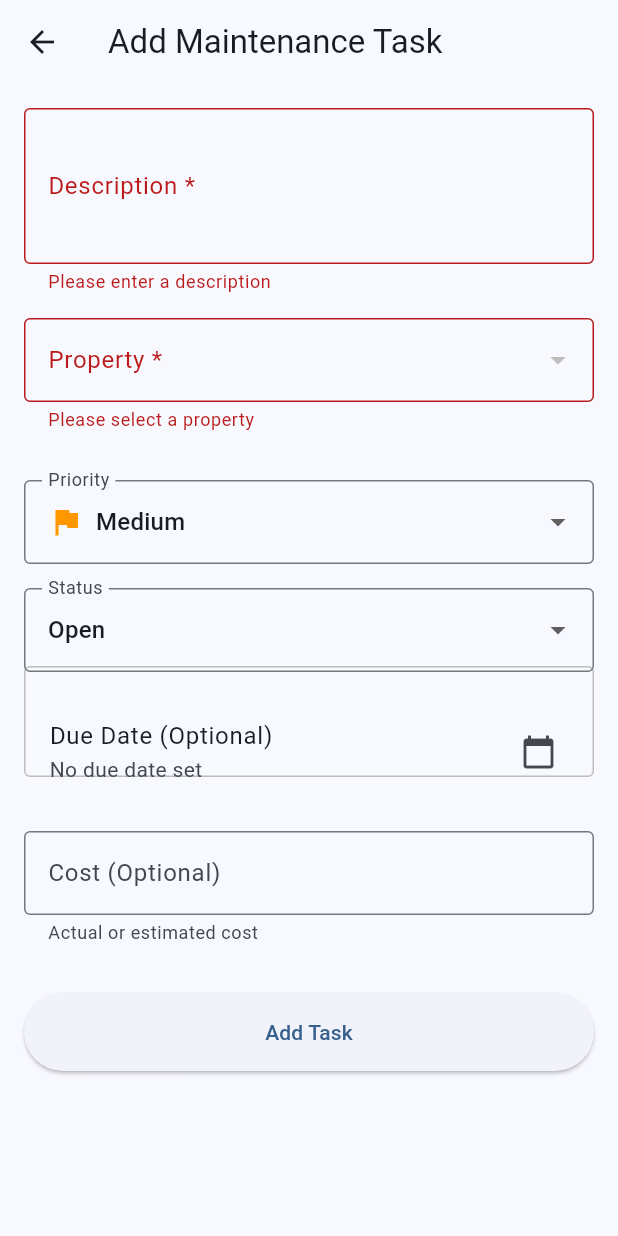
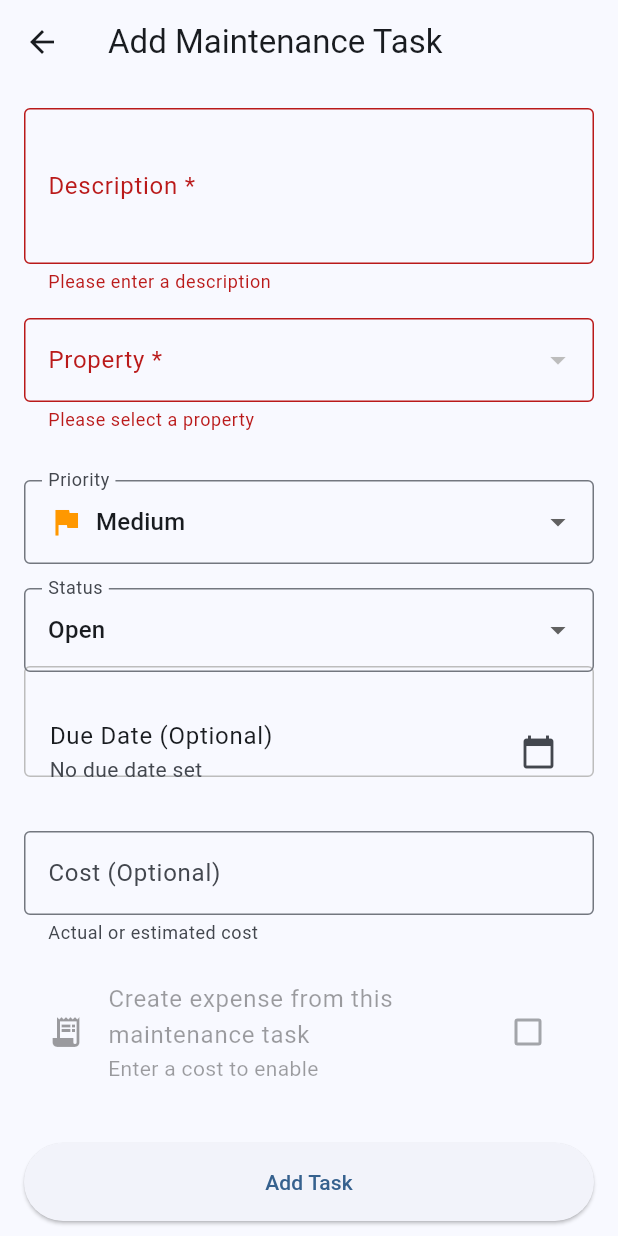
Before and after one commit to Anotherbeardedguy/PropLedger, a Flutter app: the AddEditMaintenanceScreen screen opened directly, after a tap on "Add Task", on a phone screen of 412 x 824 dp. Run offline on Flutter 3.47's test engine with Material 3 defaults, Android fonts, the phone set to English and light mode, and no system bars; our stand-ins replace cloud_firestore, dio, drift, file_picker, firebase_auth, firebase_core and 7 more; missing offline and left inert: syncfusion_flutter_pdfviewer; accounts and stored records are empty; generated files the repository leaves out were written again.

```diff
--- a/lib/data/models/expense.dart
+++ b/lib/data/models/expense.dart
@@ -2,12 +2,14 @@ class Expense {
   final String id;
   final String propertyId;
   final String? unitId;
+  final String? tenantId;
   final String category;
   final double amount;
   final DateTime date;
   final bool recurring;
   final String? notes;
   final String? receiptFile;
+  final bool deductedFromDeposit;
   final DateTime created;
   final DateTime updated;
 
@@ -15,12 +17,14 @@ class Expense {
     required this.id,
     required this.propertyId,
     this.unitId,
+    this.tenantId,
     required this.category,
     required this.amount,
     required this.date,
     this.recurring = false,
     this.notes,
     this.receiptFile,
+    this.deductedFromDeposit = false,
     required this.created,
     required this.updated,
   });
@@ -30,12 +34,14 @@ class Expense {
       id: json['id'] as String,
       propertyId: json['property_id'] as String,
       unitId: json['unit_id'] as String?,
+      tenantId: json['tenant_id'] as String?,
       category: json['category'] as String,
       amount: (json['amount'] as num).toDouble(),
       date: DateTime.parse(json['date'] as String),
       recurring: json['recurring'] as bool? ?? false,
       notes: json['notes'] as String?,
       receiptFile: json['receipt_file'] as String?,
+      deductedFromDeposit: json['deducted_from_deposit'] as bool? ?? false,
       created: DateTime.parse(json['created'] as String),
       updated: DateTime.parse(json['updated'] as String),
     );
@@ -46,12 +52,14 @@ class Expense {
       'id': id,
       'property_id': propertyId,
       'unit_id': unitId,
+      'tenant_id': tenantId,
       'category': category,
       'amount': amount,
       'date': date.toIso8601String(),
       'recurring': recurring,
       'notes': notes,
       'receipt_file': receiptFile,
+      'deducted_from_deposit': deductedFromDeposit,
       'created': created.toIso8601String(),
       'updated': updated.toIso8601String(),
     };
@@ -61,12 +69,14 @@ class Expense {
     String? id,
     String? propertyId,
     String? unitId,
+    String? tenantId,
     String? category,
     double? amount,
     DateTime? date,
     bool? recurring,
     String? notes,
     String? receiptFile,
+    bool? deductedFromDeposit,
     DateTime? created,
     DateTime? updated,
   }) {
@@ -74,12 +84,14 @@ class Expense {
       id: id ?? this.id,
       propertyId: propertyId ?? this.propertyId,
       unitId: unitId ?? this.unitId,
+      tenantId: tenantId ?? this.tenantId,
       category: category ?? this.category,
       amount: amount ?? this.amount,
       date: date ?? this.date,
       recurring: recurring ?? this.recurring,
       notes: notes ?? this.notes,
       receiptFile: receiptFile ?? this.receiptFile,
+      deductedFromDeposit: deductedFromDeposit ?? this.deductedFromDeposit,
       created: created ?? this.created,
       updated: updated ?? this.updated,
     );
--- a/lib/data/models/maintenance_task.dart
+++ b/lib/data/models/maintenance_task.dart
@@ -11,6 +11,7 @@ class MaintenanceTask {
   final TaskStatus status;
   final DateTime? dueDate;
   final double? cost;
+  final String? expenseId;
   final String? attachments;
   final DateTime created;
   final DateTime updated;
@@ -24,6 +25,7 @@ class MaintenanceTask {
     required this.status,
     this.dueDate,
     this.cost,
+    this.expenseId,
     this.attachments,
     required this.created,
     required this.updated,
@@ -41,6 +43,7 @@ class MaintenanceTask {
           ? DateTime.parse(json['due_date'] as String)
           : null,
       cost: json['cost'] != null ? (json['cost'] as num).toDouble() : null,
+      expenseId: json['expense_id'] as String?,
       attachments: json['attachments'] as String?,
       created: DateTime.parse(json['created'] as String),
       updated: DateTime.parse(json['updated'] as String),
@@ -57,6 +60,7 @@ class MaintenanceTask {
       'status': _statusToString(status),
       'due_date': dueDate?.toIso8601String(),
       'cost': cost,
+      'expense_id': expenseId,
       'attachments': attachments,
       'created': created.toIso8601String(),
       'updated': updated.toIso8601String(),
@@ -125,6 +129,7 @@ class MaintenanceTask {
     TaskStatus? status,
     DateTime? dueDate,
     double? cost,
+    String? expenseId,
     String? attachments,
     DateTime? created,
     DateTime? updated,
@@ -138,6 +143,7 @@ class MaintenanceTask {
       status: status ?? this.status,
       dueDate: dueDate ?? this.dueDate,
       cost: cost ?? this.cost,
+      expenseId: expenseId ?? this.expenseId,
       attachments: attachments ?? this.attachments,
       created: created ?? this.created,
       updated: updated ?? this.updated,
--- a/lib/features/expenses/presentation/add_edit_expense_screen.dart
+++ b/lib/features/expenses/presentation/add_edit_expense_screen.dart
@@ -423,12 +423,14 @@ class _AddEditExpenseScreenState extends ConsumerState<AddEditExpenseScreen> {
         id: _isEditing ? widget.expense!.id : const Uuid().v4(),
         propertyId: _selectedPropertyId!,
         unitId: _selectedUnitId,
+        tenantId: _selectedTenantId,
         category: _categoryController.text,
         amount: double.parse(_amountController.text),
         date: _selectedDate,
         recurring: _recurring,
         notes: _notesController.text.isEmpty ? null : _notesController.text,
         receiptFile: receiptPath,
+        deductedFromDeposit: false,
         created: _isEditing ? widget.expense!.created : DateTime.now(),
         updated: DateTime.now(),
       );
@@ -490,12 +492,14 @@ class _AddEditExpenseScreenState extends ConsumerState<AddEditExpenseScreen> {
         id: _isEditing ? widget.expense!.id : const Uuid().v4(),
         propertyId: _selectedPropertyId!,
         unitId: _selectedUnitId,
+        tenantId: tenant.id,
         category: _categoryController.text,
         amount: expenseAmount,
         date: _selectedDate,
         recurring: _recurring,
         notes: '${_notesController.text.isEmpty ? "" : "${_notesController.text}\n"}[Deducted from ${tenant.name}\'s deposit]',
         receiptFile: _receiptFile != null ? 'receipt_${DateTime.now().millisecondsSinceEpoch}' : _existingReceiptPath,
+        deductedFromDeposit: true,
         created: _isEditing ? widget.expense!.created : DateTime.now(),
         updated: DateTime.now(),
       );
--- a/lib/features/maintenance/presentation/add_edit_maintenance_screen.dart
+++ b/lib/features/maintenance/presentation/add_edit_maintenance_screen.dart
@@ -3,9 +3,11 @@ import 'package:flutter_riverpod/flutter_riverpod.dart';
 import 'package:uuid/uuid.dart';
 import 'package:intl/intl.dart';
 import '../../../data/models/maintenance_task.dart';
+import '../../../data/models/expense.dart';
 import '../logic/maintenance_notifier.dart';
 import '../../properties/logic/properties_notifier.dart';
 import '../../properties/logic/units_notifier.dart';
+import '../../expenses/logic/expenses_notifier.dart';
 
 class AddEditMaintenanceScreen extends ConsumerStatefulWidget {
   final MaintenanceTask? task;
@@ -26,6 +28,7 @@ class _AddEditMaintenanceScreenState extends ConsumerState<AddEditMaintenanceScr
   TaskPriority _priority = TaskPriority.medium;
   TaskStatus _status = TaskStatus.open;
   DateTime? _dueDate;
+  bool _createExpense = false;
 
   bool get _isEditing => widget.task != null;
 
@@ -246,6 +249,12 @@ class _AddEditMaintenanceScreenState extends ConsumerState<AddEditMaintenanceScr
                 helperText: 'Actual or estimated cost',
               ),
               keyboardType: const TextInputType.numberWithOptions(decimal: true),
+              onChanged: (value) {
+                // Disable expense creation checkbox if no cost
+                if (value.isEmpty && _createExpense) {
+                  setState(() => _createExpense = false);
+                }
+              },
               validator: (value) {
                 if (value != null && value.isNotEmpty) {
                   final cost = double.tryParse(value);
@@ -255,6 +264,21 @@ class _AddEditMaintenanceScreenState extends ConsumerState<AddEditMaintenanceScr
                 }
                 return null;
               },
+            ),
+            const SizedBox(height: 16),
+            CheckboxListTile(
+              value: _createExpense,
+              onChanged: _costController.text.isEmpty
+                  ? null
+                  : (value) => setState(() => _createExpense = value ?? false),
+              title: const Text('Create expense from this maintenance task'),
+              subtitle: Text(
+                _costController.text.isEmpty
+                    ? 'Enter a cost to enable'
+                    : 'Links maintenance task to expense (avoids duplication)',
+              ),
+              enabled: _costController.text.isNotEmpty,
+              secondary: const Icon(Icons.receipt_long),
             ),
             const SizedBox(height: 32),
             ElevatedButton(
@@ -286,7 +310,32 @@ class _AddEditMaintenanceScreenState extends ConsumerState<AddEditMaintenanceScr
 
   void _saveTask() async {
     if (_formKey.currentState!.validate()) {
-      final notifier = ref.read(maintenanceNotifierProvider.notifier);
+      final maintenanceNotifier = ref.read(maintenanceNotifierProvider.notifier);
+      String? linkedExpenseId;
+
+      // Create expense if checkbox is checked
+      if (_createExpense && _costController.text.isNotEmpty) {
+        final expensesNotifier = ref.read(expensesNotifierProvider.notifier);
+        linkedExpenseId = const Uuid().v4();
+
+        final expense = Expense(
+          id: linkedExpenseId,
+          propertyId: _selectedPropertyId!,
+          unitId: _selectedUnitId,
+          tenantId: null,
+          category: 'Maintenance',
+          amount: double.parse(_costController.text),
+          date: DateTime.now(),
+          recurring: false,
+          notes: 'Linked to maintenance task: ${_descriptionController.text}',
+          receiptFile: null,
+          deductedFromDeposit: false,
+          created: DateTime.now(),
+          updated: DateTime.now(),
+        );
+
+        await expensesNotifier.createExpense(expense);
+      }
 
       final task = MaintenanceTask(
         id: _isEditing ? widget.task!.id : const Uuid().v4(),
@@ -297,21 +346,28 @@ class _AddEditMaintenanceScreenState extends ConsumerState<AddEditMaintenanceScr
         status: _status,
         dueDate: _dueDate,
         cost: _costController.text.isEmpty ? null : double.parse(_costController.text),
+        expenseId: linkedExpenseId ?? (_isEditing ? widget.task!.expenseId : null),
         attachments: _isEditing ? widget.task!.attachments : null,
         created: _isEditing ? widget.task!.created : DateTime.now(),
         updated: DateTime.now(),
       );
 
       if (_isEditing) {
-        await notifier.updateTask(task);
+        await maintenanceNotifier.updateTask(task);
       } else {
-        await notifier.createTask(task);
+        await maintenanceNotifier.createTask(task);
       }
 
       if (mounted) {
         Navigator.pop(context);
         ScaffoldMessenger.of(context).showSnackBar(
-          SnackBar(content: Text(_isEditing ? 'Task updated' : 'Task added')),
+          SnackBar(
+            content: Text(
+              _createExpense
+                  ? 'Task and expense created successfully'
+                  : _isEditing ? 'Task updated' : 'Task added',
+            ),
+          ),
         );
       }
     }
```
Also changed, not shown: lib/features/expenses/presentation/expenses_screen.dart (+7 -7 lines), lib/features/tenants/presentation/tenant_detail_screen.dart (+38 -1 lines).
